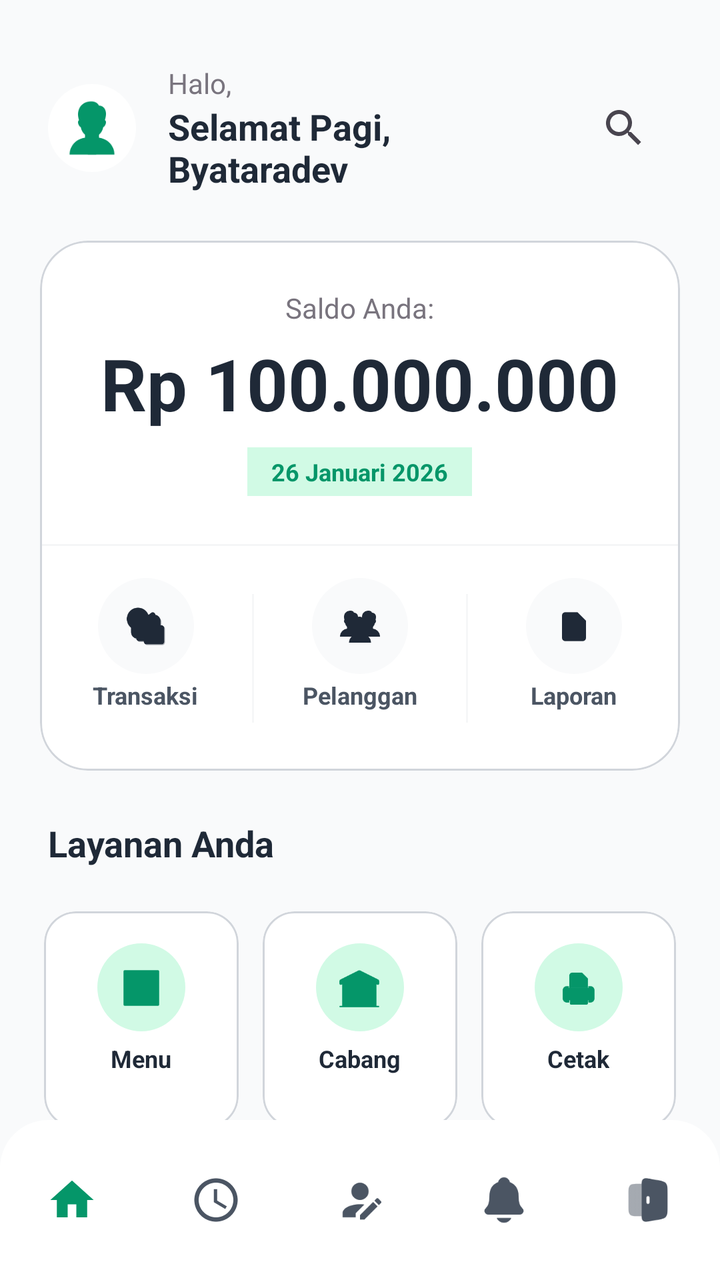
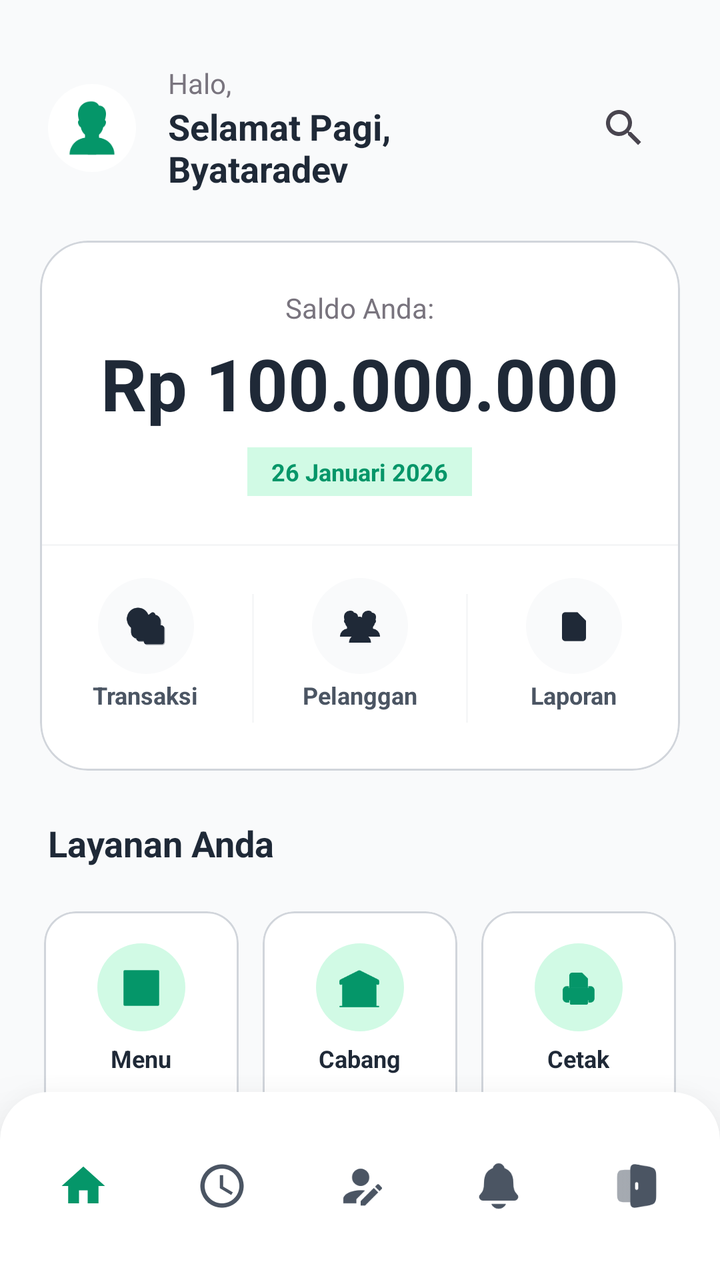

The first picture is an Android layout as it rendered before a commit; the second is the same layout after the commit. The layout source and the unified diff follow.
<!-- AndroidManifest.xml: application theme Theme.PenjualanDev -->
<!-- res/layout/activity_main.xml -->
<?xml version="1.0" encoding="utf-8"?>
<androidx.coordinatorlayout.widget.CoordinatorLayout
    xmlns:android="http://schemas.android.com/apk/res/android"
    xmlns:app="http://schemas.android.com/apk/res-auto"
    xmlns:tools="http://schemas.android.com/tools"
    android:layout_width="match_parent"
    android:layout_height="match_parent"
    android:background="?attr/colorSurface"
    android:id="@+id/main"
    tools:context=".MainActivity">

    <androidx.core.widget.NestedScrollView
        android:layout_width="match_parent"
        android:layout_height="match_parent"
        android:fillViewport="true"
        android:clipToPadding="false">

        <androidx.constraintlayout.widget.ConstraintLayout
            android:layout_width="match_parent"
            android:layout_height="match_parent"
            android:background="?attr/colorSurface"
            android:paddingBottom="100dp">

            
            <LinearLayout
                android:id="@+id/header_layout"
                android:layout_width="match_parent"
                android:layout_height="wrap_content"
                android:layout_marginTop="32dp"
                android:layout_marginHorizontal="24dp"
                android:orientation="horizontal"
                android:gravity="center_vertical"
                app:layout_constraintTop_toTopOf="parent"
                app:layout_constraintStart_toStartOf="parent">
                
                
                <ImageView
                    android:layout_width="44dp"
                    android:layout_height="44dp"
                    android:background="@drawable/circle_shape"
                    android:backgroundTint="?attr/colorSurfaceContainerHigh"
                    android:padding="8dp"
                    android:src="@drawable/pegawai"
                    app:tint="?attr/colorPrimary" />

                <LinearLayout
                    android:layout_width="0dp"
                    android:layout_height="wrap_content"
                    android:layout_weight="1"
                    android:layout_marginStart="16dp"
                    android:orientation="vertical">
                    <TextView
                        android:layout_width="wrap_content"
                        android:layout_height="wrap_content"
                        android:text="Halo,"
                        android:textColor="?attr/colorOutline"
                        android:textSize="14sp" />
                    <TextView
                        android:id="@+id/tvGreeting"
                        android:layout_width="wrap_content"
                        android:layout_height="wrap_content"
                        android:text="@string/sapauser"
                        android:textColor="?attr/colorOnSurface"
                        android:textSize="18sp"
                        android:textStyle="bold" />
                </LinearLayout>

                <androidx.appcompat.widget.SearchView
                    android:id="@+id/searchView"
                    android:layout_width="wrap_content"
                    android:layout_height="wrap_content"
                    app:iconifiedByDefault="true"
                    app:queryHint="Cari layanan..." />
            </LinearLayout>

            
            <com.google.android.material.card.MaterialCardView
                android:id="@+id/cardView"
                android:layout_width="match_parent"
                android:layout_height="wrap_content"
                android:layout_marginTop="24dp"
                android:layout_marginHorizontal="20dp"
                app:cardBackgroundColor="?attr/colorSurfaceContainerHigh"
                app:cardElevation="0dp"
                app:strokeWidth="1dp"
                app:strokeColor="@color/colorOutlineStroke"
                app:cardCornerRadius="24dp"
                app:layout_constraintTop_toBottomOf="@+id/header_layout">

                <LinearLayout
                    android:layout_width="match_parent"
                    android:layout_height="wrap_content"
                    android:orientation="vertical"
                    android:paddingTop="24dp">

                    
                    <LinearLayout
                        android:layout_width="match_parent"
                        android:layout_height="wrap_content"
                        android:orientation="vertical"
                        android:gravity="center_horizontal"
                        android:paddingHorizontal="24dp">

                        <TextView
                            android:id="@+id/labelSaldo"
                            android:layout_width="wrap_content"
                            android:layout_height="wrap_content"
                            android:text="@string/saldoanda"
                            android:textColor="?attr/colorOutline"
                            android:textSize="14sp" />

                        <TextView
                            android:id="@+id/tvNominal"
                            android:layout_width="wrap_content"
                            android:layout_height="wrap_content"
                            android:layout_marginTop="4dp"
                            android:text="Rp 100.000.000"
                            android:textColor="?attr/colorOnSurface"
                            android:textSize="36sp"
                            android:textStyle="bold" />

                        <TextView
                            android:layout_width="wrap_content"
                            android:layout_height="wrap_content"
                            android:layout_marginTop="8dp"
                            android:text="@string/tanggalberanda"
                            android:textColor="?attr/colorPrimary"
                            android:background="?attr/colorSecondary"
                            android:paddingHorizontal="12dp"
                            android:paddingVertical="4dp"
                            android:textSize="12sp"
                            android:textStyle="bold" />
                    </LinearLayout>

                    
                    <View
                        android:layout_width="match_parent"
                        android:layout_height="1dp"
                        android:layout_marginTop="24dp"
                        android:background="@color/colorOutlineStroke"
                        android:alpha="0.2" />

                    
                    <LinearLayout
                        android:id="@+id/cardseccond"
                        android:layout_width="match_parent"
                        android:layout_height="wrap_content"
                        android:orientation="horizontal"
                        android:paddingVertical="16dp"
                        android:weightSum="3">
                        
                        
                        <LinearLayout
                            android:id="@+id/btn_transaksi"
                            android:layout_width="0dp"
                            android:layout_height="wrap_content"
                            android:layout_weight="1"
                            android:gravity="center"
                            android:orientation="vertical">
                            <View
                                android:layout_width="48dp"
                                android:layout_height="48dp"
                                android:background="@drawable/circle_shape"
                                android:backgroundTint="?attr/colorSurface" />
                            <ImageView
                                android:layout_width="20dp"
                                android:layout_height="20dp"
                                android:layout_marginTop="-34dp"
                                android:src="@drawable/transaksii"
                                app:tint="?attr/colorOnSurface"/>
                            <TextView
                                android:layout_width="wrap_content"
                                android:layout_height="wrap_content"
                                android:layout_marginTop="16dp"
                                android:text="@string/transaksi"
                                android:textColor="?attr/colorOnSurfaceVariant"
                                android:textSize="12sp"
                                android:textStyle="bold" />
                        </LinearLayout>

                        <View
                            android:layout_width="1dp"
                            android:layout_height="match_parent"
                            android:layout_marginVertical="8dp"
                            android:background="@color/colorOutlineStroke"
                            android:alpha="0.2"/>

                        
                        <LinearLayout
                            android:layout_width="0dp"
                            android:layout_height="wrap_content"
                            android:layout_weight="1"
                            android:gravity="center"
                            android:orientation="vertical">
                            <View
                                android:layout_width="48dp"
                                android:layout_height="48dp"
                                android:background="@drawable/circle_shape"
                                android:backgroundTint="?attr/colorSurface" />
                            <ImageView
                                android:layout_width="20dp"
                                android:layout_height="20dp"
                                android:layout_marginTop="-34dp"
                                android:src="@drawable/pelanggan"
                                app:tint="?attr/colorOnSurface"/>
                            <TextView
                                android:layout_width="wrap_content"
                                android:layout_height="wrap_content"
                                android:layout_marginTop="16dp"
                                android:text="@string/pelanggan"
                                android:textColor="?attr/colorOnSurfaceVariant"
                                android:textSize="12sp"
                                android:textStyle="bold" />
                        </LinearLayout>

                        <View
                            android:layout_width="1dp"
                            android:layout_height="match_parent"
                            android:layout_marginVertical="8dp"
                            android:background="@color/colorOutlineStroke"
                            android:alpha="0.2"/>

                        
                        <LinearLayout
                            android:id="@+id/btn_laporan"
                            android:layout_width="0dp"
                            android:layout_height="wrap_content"
                            android:layout_weight="1"
                            android:gravity="center"
                            android:orientation="vertical">
                            <View
                                android:layout_width="48dp"
                                android:layout_height="48dp"
                                android:background="@drawable/circle_shape"
                                android:backgroundTint="?attr/colorSurface" />
                            <ImageView
                                android:layout_width="20dp"
                                android:layout_height="20dp"
                                android:layout_marginTop="-34dp"
                                android:src="@drawable/laporann"
                                app:tint="?attr/colorOnSurface"/>
                            <TextView
                                android:layout_width="wrap_content"
                                android:layout_height="wrap_content"
                                android:layout_marginTop="16dp"
                                android:text="@string/laporan"
                                android:textColor="?attr/colorOnSurfaceVariant"
                                android:textSize="12sp"
                                android:textStyle="bold" />
                        </LinearLayout>
                    </LinearLayout>
                </LinearLayout>
            </com.google.android.material.card.MaterialCardView>

            <TextView
                android:id="@+id/program"
                android:layout_width="match_parent"
                android:layout_height="wrap_content"
                android:text="Layanan Anda"
                android:layout_marginTop="24dp"
                android:layout_marginStart="24dp"
                android:textColor="?attr/colorOnSurface"
                android:textSize="18sp"
                android:textStyle="bold"
                app:layout_constraintTop_toBottomOf="@id/cardView"/>

            
            <LinearLayout
                android:id="@+id/row1"
                android:layout_width="match_parent"
                android:layout_height="wrap_content"
                android:layout_marginTop="16dp"
                android:layout_marginHorizontal="16dp"
                android:orientation="horizontal"
                android:weightSum="3"
                app:layout_constraintTop_toBottomOf="@id/program">

                
                <com.google.android.material.card.MaterialCardView
                    android:id="@+id/cardmenu"
                    android:layout_width="0dp"
                    android:layout_height="wrap_content"
                    android:layout_weight="1"
                    android:layout_margin="6dp"
                    app:cardCornerRadius="16dp"
                    app:cardElevation="0dp"
                    app:strokeWidth="1dp"
                    app:strokeColor="@color/colorOutlineStroke"
                    app:cardBackgroundColor="?attr/colorSurfaceContainerHigh"
                    android:clickable="true"
                    android:focusable="true"
                    android:foreground="?android:attr/selectableItemBackground">
                    <LinearLayout
                        android:layout_width="match_parent"
                        android:layout_height="wrap_content"
                        android:paddingVertical="16dp"
                        android:gravity="center"
                        android:orientation="vertical">
                        <View
                            android:layout_width="44dp"
                            android:layout_height="44dp"
                            android:background="@drawable/circle_shape"
                            android:backgroundTint="?attr/colorSecondary"/>
                        <ImageView
                            android:layout_width="22dp"
                            android:layout_height="22dp"
                            android:layout_marginTop="-33dp"
                            android:src="@drawable/menu"
                            app:tint="?attr/colorPrimary"/>
                        <TextView
                            android:layout_width="wrap_content"
                            android:layout_height="wrap_content"
                            android:layout_marginTop="16dp"
                            android:text="@string/menu"
                            android:textColor="?attr/colorOnSurface"
                            android:textSize="12sp"
                            android:textStyle="bold" />
                    </LinearLayout>
                </com.google.android.material.card.MaterialCardView>

                
                <com.google.android.material.card.MaterialCardView
                    android:id="@+id/cardcabang"
                    android:layout_width="0dp"
                    android:layout_height="wrap_content"
                    android:layout_weight="1"
                    android:layout_margin="6dp"
                    app:cardCornerRadius="16dp"
                    app:cardElevation="0dp"
                    app:strokeWidth="1dp"
                    app:strokeColor="@color/colorOutlineStroke"
                    app:cardBackgroundColor="?attr/colorSurfaceContainerHigh"
                    android:clickable="true"
                    android:focusable="true"
                    android:foreground="?android:attr/selectableItemBackground">
                    <LinearLayout
                        android:layout_width="match_parent"
                        android:layout_height="wrap_content"
                        android:paddingVertical="16dp"
                        android:gravity="center"
                        android:orientation="vertical">
                        <View
                            android:layout_width="44dp"
                            android:layout_height="44dp"
                            android:background="@drawable/circle_shape"
                            android:backgroundTint="?attr/colorSecondary"/>
                        <ImageView
                            android:layout_width="22dp"
                            android:layout_height="22dp"
                            android:layout_marginTop="-33dp"
                            android:src="@drawable/cabang"
                            app:tint="?attr/colorPrimary"/>
                        <TextView
                            android:layout_width="wrap_content"
                            android:layout_height="wrap_content"
                            android:layout_marginTop="16dp"
                            android:text="@string/cabang"
                            android:textColor="?attr/colorOnSurface"
                            android:textSize="12sp"
                            android:textStyle="bold" />
                    </LinearLayout>
                </com.google.android.material.card.MaterialCardView>

                
                <com.google.android.material.card.MaterialCardView
                    android:id="@+id/cardprinter"
                    android:layout_width="0dp"
                    android:layout_height="wrap_content"
                    android:layout_weight="1"
                    android:layout_margin="6dp"
                    app:cardCornerRadius="16dp"
                    app:cardElevation="0dp"
                    app:strokeWidth="1dp"
                    app:strokeColor="@color/colorOutlineStroke"
                    app:cardBackgroundColor="?attr/colorSurfaceContainerHigh"
                    android:clickable="true"
                    android:focusable="true"
                    android:foreground="?android:attr/selectableItemBackground">
                    <LinearLayout
                        android:layout_width="match_parent"
                        android:layout_height="wrap_content"
                        android:paddingVertical="16dp"
                        android:gravity="center"
                        android:orientation="vertical">
                        <View
                            android:layout_width="44dp"
                            android:layout_height="44dp"
                            android:background="@drawable/circle_shape"
                            android:backgroundTint="?attr/colorSecondary"/>
                        <ImageView
                            android:layout_width="22dp"
                            android:layout_height="22dp"
                            android:layout_marginTop="-33dp"
                            android:src="@drawable/printer"
                            app:tint="?attr/colorPrimary"/>
                        <TextView
                            android:layout_width="wrap_content"
                            android:layout_height="wrap_content"
                            android:layout_marginTop="16dp"
                            android:text="@string/printer"
                            android:textColor="?attr/colorOnSurface"
                            android:textSize="12sp"
                            android:textStyle="bold" />
                    </LinearLayout>
                </com.google.android.material.card.MaterialCardView>
            </LinearLayout>

            <LinearLayout
                android:id="@+id/row2"
                android:layout_width="match_parent"
                android:layout_height="wrap_content"
                android:layout_marginHorizontal="16dp"
                android:orientation="horizontal"
                android:weightSum="3"
                app:layout_constraintTop_toBottomOf="@id/row1">

                
                <View
                    android:layout_width="0dp"
                    android:layout_height="wrap_content"
                    android:layout_weight="0.5"
                    android:layout_margin="6dp" />

                
                <com.google.android.material.card.MaterialCardView
                    android:id="@+id/cardpegawai"
                    android:layout_width="0dp"
                    android:layout_height="wrap_content"
                    android:layout_weight="1"
                    android:layout_margin="6dp"
                    app:cardCornerRadius="16dp"
                    app:cardElevation="0dp"
                    app:strokeWidth="1dp"
                    app:strokeColor="@color/colorOutlineStroke"
                    app:cardBackgroundColor="?attr/colorSurfaceContainerHigh"
                    android:clickable="true"
                    android:focusable="true"
                    android:foreground="?android:attr/selectableItemBackground">
                    <LinearLayout
                        android:layout_width="match_parent"
                        android:layout_height="wrap_content"
                        android:paddingVertical="16dp"
                        android:gravity="center"
                        android:orientation="vertical">
                        <View
                            android:layout_width="44dp"
                            android:layout_height="44dp"
                            android:background="@drawable/circle_shape"
                            android:backgroundTint="?attr/colorSecondary"/>
                        <ImageView
                            android:layout_width="22dp"
                            android:layout_height="22dp"
                            android:layout_marginTop="-33dp"
                            android:src="@drawable/pegawai"
                            app:tint="?attr/colorPrimary"/>
                        <TextView
                            android:layout_width="wrap_content"
                            android:layout_height="wrap_content"
                            android:layout_marginTop="16dp"
                            android:text="@string/pegawai"
                            android:textColor="?attr/colorOnSurface"
                            android:textSize="12sp"
                            android:textStyle="bold" />
                    </LinearLayout>
                </com.google.android.material.card.MaterialCardView>

                
                <com.google.android.material.card.MaterialCardView
                    android:id="@+id/cardkategori"
                    android:layout_width="0dp"
                    android:layout_height="wrap_content"
                    android:layout_weight="1"
                    android:layout_margin="6dp"
                    app:cardCornerRadius="16dp"
                    app:cardElevation="0dp"
                    app:strokeWidth="1dp"
                    app:strokeColor="@color/colorOutlineStroke"
                    app:cardBackgroundColor="?attr/colorSurfaceContainerHigh"
                    android:clickable="true"
                    android:focusable="true"
                    android:foreground="?android:attr/selectableItemBackground">
                    <LinearLayout
                        android:layout_width="match_parent"
                        android:layout_height="wrap_content"
                        android:paddingVertical="16dp"
                        android:gravity="center"
                        android:orientation="vertical">
                        <View
                            android:layout_width="44dp"
                            android:layout_height="44dp"
                            android:background="@drawable/circle_shape"
                            android:backgroundTint="?attr/colorSecondary"/>
                        <ImageView
                            android:layout_width="22dp"
                            android:layout_height="22dp"
                            android:layout_marginTop="-33dp"
                            android:src="@drawable/label"
                            app:tint="?attr/colorPrimary"/>
                        <TextView
                            android:layout_width="wrap_content"
                            android:layout_height="wrap_content"
                            android:layout_marginTop="16dp"
                            android:text="@string/kategori"
                            android:textColor="?attr/colorOnSurface"
                            android:textSize="12sp"
                            android:textStyle="bold" />
                    </LinearLayout>
                </com.google.android.material.card.MaterialCardView>
                
                
                <View
                    android:layout_width="0dp"
                    android:layout_height="wrap_content"
                    android:layout_weight="0.5"
                    android:layout_margin="6dp" />
            </LinearLayout>
            
        </androidx.constraintlayout.widget.ConstraintLayout>
    </androidx.core.widget.NestedScrollView>

    <com.google.android.material.bottomnavigation.BottomNavigationView
        android:id="@+id/bottom_navigation"
        android:layout_width="match_parent"
        android:layout_height="wrap_content"
        android:layout_gravity="bottom"
        android:background="?attr/colorSurfaceContainerHigh"
        style="@style/App.BottomNavigationView"
        app:itemIconTint="@color/nav_item_color_state"
        app:itemActiveIndicatorStyle="@style/App.BottomNavigation.Indicator"
        app:itemIconSize="26dp"
        app:labelVisibilityMode="unlabeled"
        app:elevation="16dp"
        app:menu="@menu/bottom_nav_menu" />

</androidx.coordinatorlayout.widget.CoordinatorLayout>
<!-- resources referenced by this layout -->
<resources>
  <color name="colorOutlineStroke">#D1D5DB</color>
  <!-- drawable cabang: png bitmap (drawable, 2104 bytes) -->
  <!-- drawable circle_shape (drawable) -->
  <?xml version="1.0" encoding="utf-8"?>
  <shape xmlns:android="http://schemas.android.com/apk/res/android"
      android:shape="oval">
      <solid android:color="@color/white" />
  </shape>
  <!-- drawable label: png bitmap (drawable, 3169 bytes) -->
  <!-- drawable menu: png bitmap (drawable, 1911 bytes) -->
  <string name="cabang">Cabang</string>
  <string name="kategori">Kategori</string>
  <string name="laporan">Laporan</string>
  <string name="menu">Menu</string>
  <string name="pegawai">Pegawai</string>
  <string name="pelanggan">Pelanggan</string>
  <string name="printer">Cetak</string>
  <string name="saldoanda">Saldo Anda: </string>
  <string name="sapauser">Selamat Pagi, Byataradev</string>
  <string name="tanggalberanda">26 Januari 2026</string>
  <string name="transaksi">Transaksi</string>
  <style name="App.BottomNavigation.Indicator" parent="Widget.Material3.BottomNavigationView.ActiveIndicator">
          <item name="android:color">@android:color/transparent</item>
      </style>
  <style name="App.BottomNavigationView" parent="Widget.Material3.BottomNavigationView">
          <item name="shapeAppearanceOverlay">@style/App.ShapeAppearance.BottomNavigationView</item>
          <item name="backgroundTint">@color/white</item>
      </style>
  <style name="Theme.PenjualanDev" parent="Base.Theme.PenjualanDev" />
  <color name="white">#FFFFFFFF</color>
  <style name="App.ShapeAppearance.BottomNavigationView" parent="">
          <item name="cornerFamily">rounded</item>
          <item name="cornerSizeTopRight">24dp</item>
          <item name="cornerSizeTopLeft">24dp</item>
          <item name="cornerSizeBottomRight">0dp</item>
          <item name="cornerSizeBottomLeft">0dp</item>
      </style>
  <style name="Base.Theme.PenjualanDev" parent="Theme.Material3.Light.NoActionBar">
          
          <item name="colorPrimary">@color/colorPrimary</item>
          <item name="colorOnPrimary">@color/colorOnPrimary</item>
          
          <item name="colorSecondary">@color/colorSecondary</item>
          <item name="colorOnSecondary">@color/colorOnSecondary</item>
          
          <item name="android:statusBarColor">@color/colorPrimary</item>
          
          <item name="colorSurface">@color/colorScreenBackground</item>
          <item name="colorOnSurface">@color/colorPrimaryText</item>
          <item name="colorSurfaceContainer">@color/colorCardBackground</item>
          <item name="colorSurfaceContainerHigh">@color/white</item>
          <item name="colorOnSurfaceVariant">@color/colorSecondaryText</item>
          <item name="colorError">@color/red</item>
          
          <item name="materialButtonStyle">@style/Widget.App.Button</item>
      </style>
  <color name="colorPrimary">#059669</color>
  <color name="colorOnPrimary">#FFFFFF</color>
  <color name="colorSecondary">#D1FAE5</color>
  <color name="colorOnSecondary">#064E3B</color>
  <color name="colorScreenBackground">#F9FAFB</color>
  <color name="colorPrimaryText">#1F2937</color>
  <color name="colorCardBackground">#FFFFFF</color>
  <color name="colorSecondaryText">#4B5563</color>
  <color name="red">#EF4444</color>
  <style name="Widget.App.Button" parent="Widget.Material3.Button">
          <item name="cornerRadius">12dp</item>
          <item name="android:minHeight">48dp</item>
          <item name="backgroundTint">@color/colorPrimary</item>
          <item name="android:textColor">@color/white</item>
          <item name="android:insetTop">0dp</item>
          <item name="android:insetBottom">0dp</item>
      </style>
  <!-- unchanged entries left out for length: 5 -->
</resources>

<!-- the commit's change to res/layout/activity_main.xml (unified diff, before → after) -->
@@ -518,18 +518,28 @@
         </androidx.constraintlayout.widget.ConstraintLayout>
     </androidx.core.widget.NestedScrollView>
 
-    <com.google.android.material.bottomnavigation.BottomNavigationView
-        android:id="@+id/bottom_navigation"
+    
+    <com.google.android.material.card.MaterialCardView
         android:layout_width="match_parent"
         android:layout_height="wrap_content"
         android:layout_gravity="bottom"
-        android:background="?attr/colorSurfaceContainerHigh"
-        style="@style/App.BottomNavigationView"
-        app:itemIconTint="@color/nav_item_color_state"
-        app:itemActiveIndicatorStyle="@style/App.BottomNavigation.Indicator"
-        app:itemIconSize="26dp"
-        app:labelVisibilityMode="unlabeled"
-        app:elevation="16dp"
-        app:menu="@menu/bottom_nav_menu" />
+        app:cardElevation="24dp"
+        app:strokeWidth="0dp"
+        app:cardBackgroundColor="?attr/colorSurfaceContainerHigh"
+        app:shapeAppearanceOverlay="@style/ShapeAppearance.App.Card.TopRounded">
+
+        <com.google.android.material.bottomnavigation.BottomNavigationView
+            android:id="@+id/bottom_navigation"
+            android:layout_width="match_parent"
+            android:layout_height="wrap_content"
+            android:background="@android:color/transparent"
+            style="@style/App.BottomNavigationView"
+            app:itemIconTint="@color/nav_item_color_state"
+            app:itemActiveIndicatorStyle="@style/App.BottomNavigation.Indicator"
+            app:itemIconSize="26dp"
+            app:labelVisibilityMode="unlabeled"
+            app:menu="@menu/bottom_nav_menu"
+            app:elevation="0dp" />
+    </com.google.android.material.card.MaterialCardView>
 
 </androidx.coordinatorlayout.widget.CoordinatorLayout>
<!-- resource entries referenced after the edit -->
@@ -27,6 +27,13 @@
   <style name="App.BottomNavigationView" parent="Widget.Material3.BottomNavigationView">
           <item name="shapeAppearanceOverlay">@style/App.ShapeAppearance.BottomNavigationView</item>
           <item name="backgroundTint">@color/white</item>
+      </style>
+  <style name="ShapeAppearance.App.Card.TopRounded" parent="">
+          <item name="cornerFamily">rounded</item>
+          <item name="cornerSizeTopLeft">24dp</item>
+          <item name="cornerSizeTopRight">24dp</item>
+          <item name="cornerSizeBottomLeft">0dp</item>
+          <item name="cornerSizeBottomRight">0dp</item>
       </style>
   <style name="Theme.PenjualanDev" parent="Base.Theme.PenjualanDev" />
   <color name="white">#FFFFFFFF</color>
